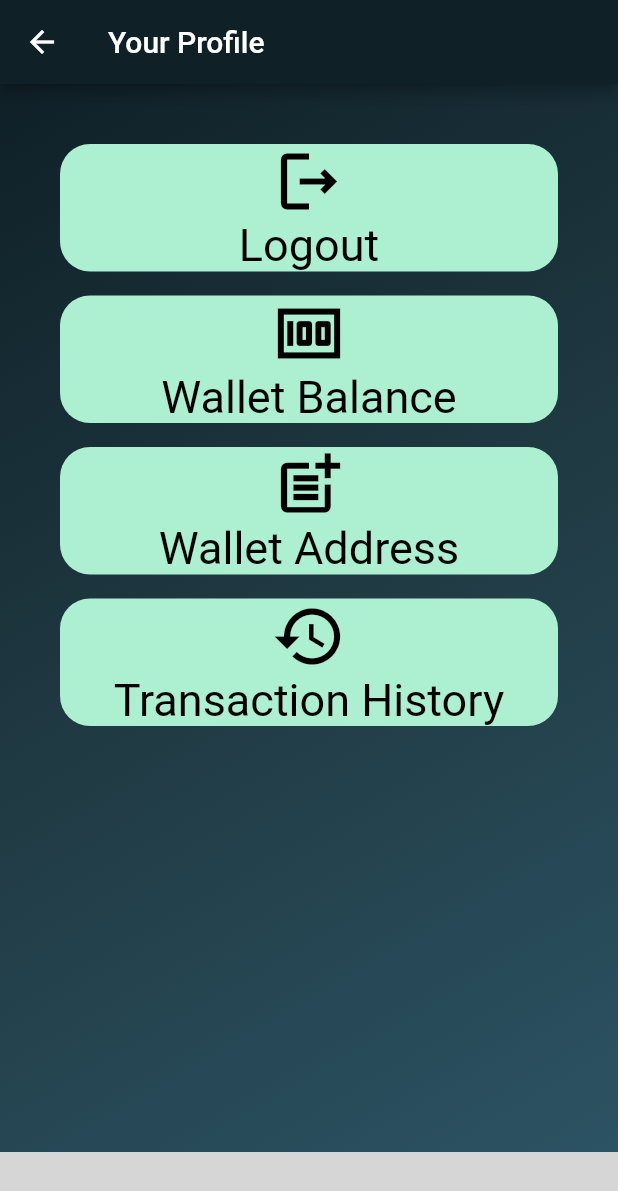
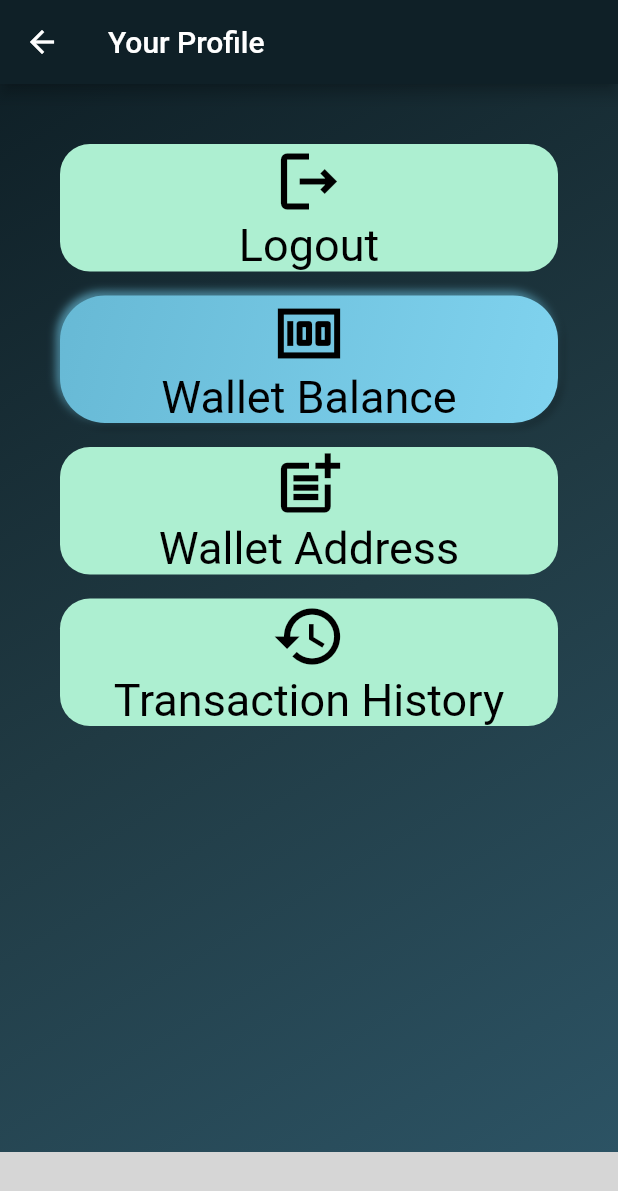
Before and after one commit to Daksh2356/Patent_De_App, a Flutter app: the screen it shows after launch, after a tap on the "person" icon, on a phone screen of 412 x 824 dp. Shown: the top 1191 px of the screen. Run offline on Flutter 3.47's test engine with Material 2 defaults, Android fonts, the phone set to English and light mode, and no system bars; drawn by our look-alikes of flutter_neumorphic; our stand-ins replace firebase_core, line_icons, uni_links; missing offline and left inert: contactus, phantom_connect; accounts and stored records are empty; Roboto replaces fonts that are missing (Avenir); grey boxes are pictures that could not be loaded.

Commit message:
rounded container

```diff
--- a/patient_dapp/lib/pages/bottom_nav.dart
+++ b/patient_dapp/lib/pages/bottom_nav.dart
@@ -22,11 +22,17 @@ class _BottomNavState extends State<BottomNav>
 
   @override
   Widget build(BuildContext context) {
-    return MaterialApp(
-      debugShowCheckedModeBanner: false,
-      home: Scaffold(
-        backgroundColor: const Color.fromARGB(255, 30, 30, 30),
-        body: children[selectedItem],
+    return Container(
+      color: Color.fromARGB(179, 0, 0, 0),
+      child: Scaffold(
+        backgroundColor: const Color.fromARGB(179, 0, 0, 0),
+        body: Container(
+          decoration: BoxDecoration(
+              color: Colors.white30,
+              borderRadius: BorderRadius.only(
+                  topLeft: Radius.circular(20), topRight: Radius.circular(20))),
+          child: children[selectedItem],
+        ),
         bottomNavigationBar: BottomNavigationBar(
           backgroundColor: const Color.fromARGB(255, 27, 26, 26),
           iconSize: 25,
--- a/patient_dapp/lib/pages/crowdfunding.dart
+++ b/patient_dapp/lib/pages/crowdfunding.dart
@@ -13,9 +13,11 @@ class Crowdfunding extends StatefulWidget {
 class _CrowdfundingState extends State<Crowdfunding> {
   @override
   Widget build(BuildContext context) {
-    return Scaffold(
+    return Container(
+      color: Color.fromARGB(179, 0, 0, 0),
+      child: Scaffold(
         appBar: AppBar(
-        backgroundColor: Colors.transparent,
+          backgroundColor: Color.fromARGB(179, 0, 0, 0),
           elevation: 0,
           actions: <Widget>[
             IconButton(
@@ -31,15 +33,23 @@ class _CrowdfundingState extends State<Crowdfunding> {
                 },
                 icon: const Icon(Icons.person))
           ],
+          centerTitle: true,
           title: const Text('ALL PATENTS'),
         ),
         backgroundColor: Colors.transparent,
-      body: ListView.builder(
+        body: Container(
+          decoration: BoxDecoration(
+              color: Colors.white30,
+              borderRadius: BorderRadius.only(
+                  topLeft: Radius.circular(20), topRight: Radius.circular(20))),
+          child: ListView.builder(
             itemCount: 7,
             itemBuilder: (BuildContext context, int index) {
               return const CFCard();
             },
           ),
+        ),
+      ),
     );
   }
 }
--- a/patient_dapp/lib/pages/profile_page.dart
+++ b/patient_dapp/lib/pages/profile_page.dart
@@ -1,5 +1,6 @@
 import 'package:flutter/material.dart';
 import 'package:contactus/contactus.dart';
+import 'package:flutter_neumorphic/flutter_neumorphic.dart';
 
 class Ppage extends StatefulWidget {
   const Ppage({super.key});
@@ -44,7 +45,7 @@ class _PpageState extends State<Ppage> {
                   child: Container(
                     decoration: BoxDecoration(
                         borderRadius: BorderRadius.circular(20),
-                        color: Color.fromARGB(255, 173, 239, 209)),
+                        color: const Color.fromARGB(255, 173, 239, 209)),
                     margin: const EdgeInsets.all(8),
                     child: Column(
                       mainAxisAlignment: MainAxisAlignment.center,
@@ -69,10 +70,15 @@ class _PpageState extends State<Ppage> {
                   onTap: () {
                     // Navigator.push(context, MaterialPageRoute(builder: (context)=>));
                   },
-                  child: Container(
-                    decoration: BoxDecoration(
-                        borderRadius: BorderRadius.circular(20),
-                        color: Color.fromARGB(255, 173, 239, 209)),
+                  child: Neumorphic(
+                    style: NeumorphicStyle(
+                        shape: NeumorphicShape.concave,
+                        boxShape: NeumorphicBoxShape.roundRect(
+                            BorderRadius.circular(30)),
+                        depth: 4,
+                        lightSource: LightSource.topLeft,
+                        shadowLightColor: Color.fromARGB(255, 114, 206, 237),
+                        color: Color.fromARGB(255, 114, 206, 237)),
                     margin: const EdgeInsets.all(8),
                     child: Column(
                       mainAxisAlignment: MainAxisAlignment.center,
@@ -85,7 +91,7 @@ class _PpageState extends State<Ppage> {
                         Text(
                           "Wallet Balance",
                           style: TextStyle(
-                             color: Colors.black,
+                              color: Colors.black,
                               fontSize: 30,
                               fontFamily: 'Avenir'),
                         )
@@ -100,7 +106,7 @@ class _PpageState extends State<Ppage> {
                   child: Container(
                     decoration: BoxDecoration(
                         borderRadius: BorderRadius.circular(20),
-                        color: Color.fromARGB(255, 173, 239, 209)),
+                        color: const Color.fromARGB(255, 173, 239, 209)),
                     margin: const EdgeInsets.all(8),
                     child: Column(
                       mainAxisAlignment: MainAxisAlignment.center,
@@ -128,7 +134,7 @@ class _PpageState extends State<Ppage> {
                   child: Container(
                     decoration: BoxDecoration(
                         borderRadius: BorderRadius.circular(20),
-                       color: Color.fromARGB(255, 173, 239, 209)),
+                        color: const Color.fromARGB(255, 173, 239, 209)),
                     margin: const EdgeInsets.all(8),
                     child: Column(
                       mainAxisAlignment: MainAxisAlignment.center,
@@ -141,8 +147,7 @@ class _PpageState extends State<Ppage> {
                         Text(
                           "Transaction History",
                           style: TextStyle(
-                              color: Colors.black
-                              ,
+                              color: Colors.black,
                               fontSize: 30,
                               fontFamily: 'Avenir'),
                         )
--- a/patient_dapp/lib/widgets/crowdfunding_card.dart
+++ b/patient_dapp/lib/widgets/crowdfunding_card.dart
@@ -32,7 +32,7 @@ class _CFCardState extends State<CFCard> {
               shape: NeumorphicShape.concave,
               boxShape: NeumorphicBoxShape.roundRect(BorderRadius.circular(12)),
               depth: 4,
-              shadowLightColor: Color.fromARGB(255, 212, 212, 212),
+              shadowLightColor: const Color.fromARGB(255, 212, 212, 212),
               lightSource: LightSource.bottomRight,
               color: const Color.fromARGB(255, 214, 213, 213),
             ),
--- a/patient_dapp/pubspec.yaml
+++ b/patient_dapp/pubspec.yaml
@@ -43,6 +43,7 @@ dependencies:
   phantom_connect: ^0.0.8
   uni_links: ^0.5.1
   contactus: ^1.2.0
+  glassmorphism: ^3.0.0
 
 
 dev_dependencies:
```
Also changed, not shown: patient_dapp/pubspec.lock. Lines whose indentation alone changed are shown as unchanged.
